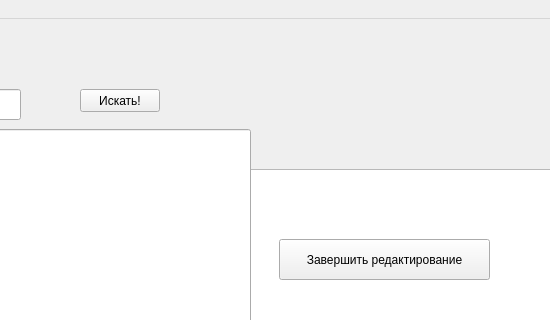
Old version of the form yadisk-client/mainwindow.ui in the repository dolphinBinary/yadisk_client; both pictures show x 700 to 1250 and y 0 to 320 of the 1250 by 738 pixel window.
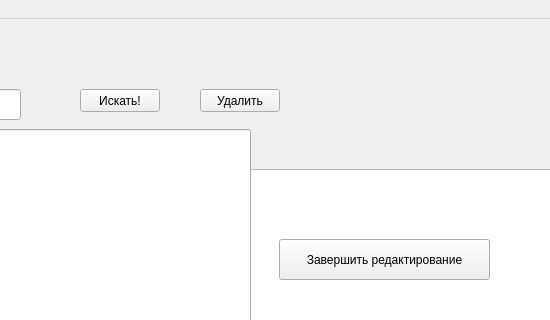
New version of the form.

Commit message:
feat YAC-1 * Добавил сохранение списка в файл
* Добавил клик для корзины и для удаления из корзины

* Добавлены message box для большей информативности

```diff
--- a/yadisk-client/mainwindow.ui
+++ b/yadisk-client/mainwindow.ui
@@ -162,6 +162,19 @@
      <string>Завершить редактирование</string>
     </property>
    </widget>
+   <widget class="QPushButton" name="deleteElement">
+    <property name="geometry">
+     <rect>
+      <x>900</x>
+      <y>70</y>
+      <width>80</width>
+      <height>23</height>
+     </rect>
+    </property>
+    <property name="text">
+     <string>Удалить</string>
+    </property>
+   </widget>
   </widget>
   <widget class="QMenuBar" name="menubar">
    <property name="geometry">
```
Left out of the diff: 6 changed lines with no effect on the pictures. The commit also changes 2 other files.
